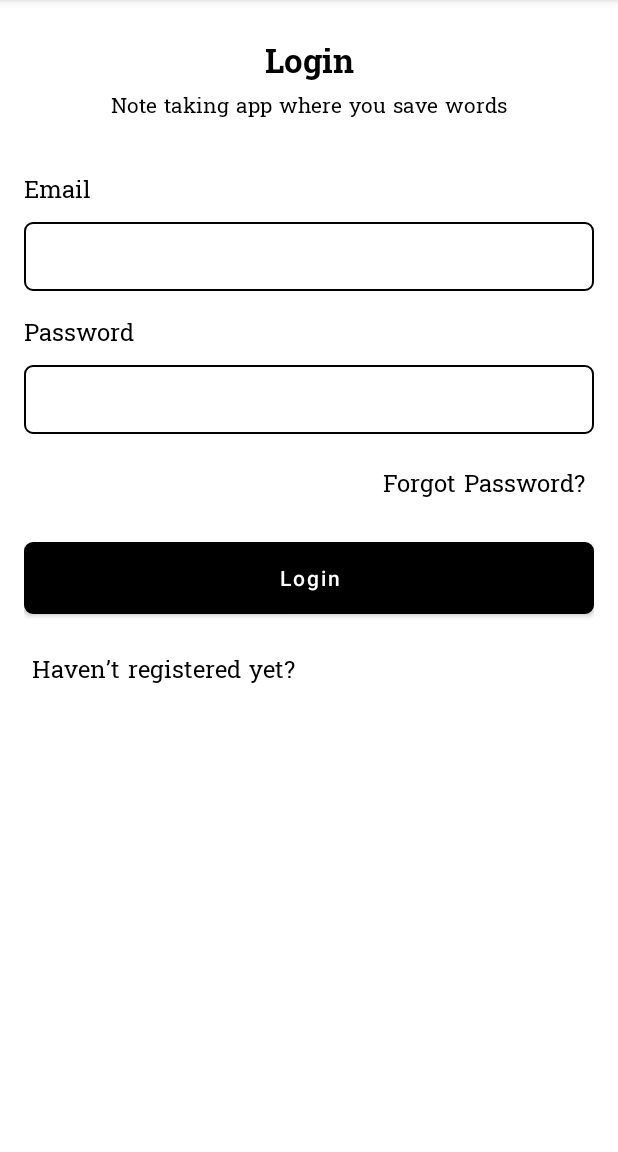
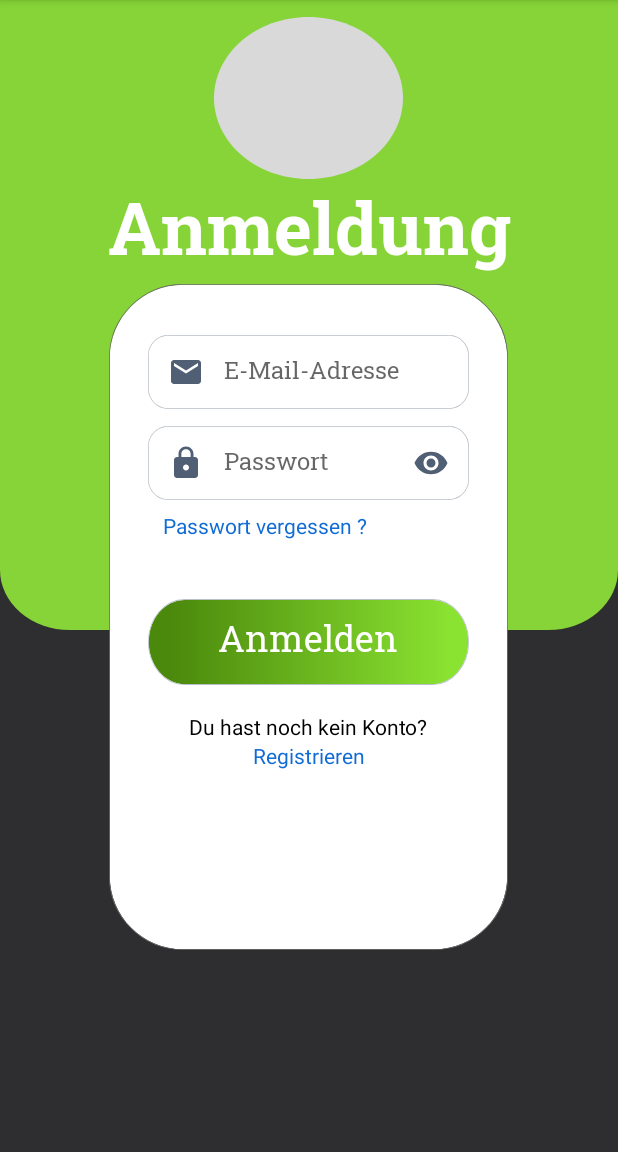
Before and after one commit to NicoB-Code/LearnAhead, an Android app: the screen it shows after launch (MainActivity), on a phone screen of 412 x 824 dp, the part 84-1236 px from its top. Run offline under Robolectric (Android 15) with nearby library versions, the phone set to English and light mode, and no system bars; our stand-ins replace Dagger/Hilt's generated code, Firebase (no records; nobody signed in at launch, a user with empty details on screens opened directly).

Commit message:
Anmeldung mit Logik Funktion

```diff
--- a/app/src/main/java/com/example/learnahead_prototyp/UI/Auth/LoginFragment.kt
+++ b/app/src/main/java/com/example/learnahead_prototyp/UI/Auth/LoginFragment.kt
@@ -1,7 +1,10 @@
 package com.example.learnahead_prototyp.UI.Auth
 
 import android.os.Bundle
+import android.text.method.HideReturnsTransformationMethod
+import android.text.method.PasswordTransformationMethod
 import android.view.LayoutInflater
+import android.view.MotionEvent
 import android.view.View
 import android.view.ViewGroup
 import androidx.fragment.app.Fragment
@@ -42,6 +45,37 @@ class LoginFragment : Fragment() {
         savedInstanceState: Bundle?
     ): View? {
         binding = FragmentLoginBinding.inflate(layoutInflater)
+
+        // Bezugnahme auf die Ansichten
+        val passwordEditText = binding.editTextPassword
+
+        // Klicklistener auf dem Passwort-Icon setzen
+        passwordEditText.setCompoundDrawablesRelativeWithIntrinsicBounds(
+            R.drawable.password_icon, 0, R.drawable.show_password_icon, 0
+        )
+        passwordEditText.setOnTouchListener { _, event ->
+            if (event.action == MotionEvent.ACTION_UP) {
+                // Das drawable-Objekt abrufen, das das Passwort-Icon auf der rechten Seite des EditText repräsentiert
+                val drawable = passwordEditText.compoundDrawablesRelative[2]
+
+                // Überprüfen, ob das Touch-Event innerhalb der Grenzen des Passwort-Icons aufgetreten ist
+                if (event.rawX >= passwordEditText.right - drawable.bounds.width()) {
+                    // Passwort-Sichtbarkeit umschalten
+                    if (passwordEditText.transformationMethod == PasswordTransformationMethod.getInstance()) {
+                        // Passwort anzeigen
+                        passwordEditText.transformationMethod = HideReturnsTransformationMethod.getInstance()
+                    } else {
+                        // Passwort verstecken
+                        passwordEditText.transformationMethod = PasswordTransformationMethod.getInstance()
+                    }
+                    true // Das Touch-Event verbrauchen
+                } else {
+                    false // Das Touch-Event nicht verbrauchen
+                }
+            } else {
+                false // Andere Touch-Events nicht verbrauchen
+            }
+        }
         return binding.root
     }
 
@@ -57,25 +91,25 @@ class LoginFragment : Fragment() {
         observer()
 
         // Setzt den Click-Listener für die Login-Button
-        binding.loginBtn.setOnClickListener {
+        binding.buttonLogin.setOnClickListener {
             // Überprüft, ob die Eingaben des Benutzers gültig sind
             if (validation()) {
                 // Ruft die "login"-Funktion des ViewModels auf, um den Benutzer anzumelden
                 viewModel.login(
-                    email = binding.emailEt.text.toString(),
-                    password = binding.passEt.text.toString()
+                    email = binding.editTextEmail.text.toString(),
+                    password = binding.editTextPassword.text.toString()
                 )
             }
         }
 
         // Setzt den Click-Listener für die Passwort vergessen-Label
-        binding.forgotPassLabel.setOnClickListener {
+        binding.textForgotPassword.setOnClickListener {
             // Navigiert zum ForgotPasswordFragment
             findNavController().navigate(R.id.action_loginFragment_to_forgotPasswordFragment)
         }
 
         // Setzt den Click-Listener für die Registrieren-Label
-        binding.registerLabel.setOnClickListener {
+        binding.textRegistrieren.setOnClickListener {
             // Navigiert zum RegisterFragment
             findNavController().navigate(R.id.action_loginFragment_to_registerFragment)
         }
@@ -91,13 +125,13 @@ class LoginFragment : Fragment() {
             when (state) {
                 is UiState.Loading -> {
                     // Zeigt den Fortschrittsbalken an und deaktiviert den Login-Button
-                    binding.loginBtn.setText("")
+                    binding.buttonLogin.setText("")
                     binding.loginProgress.show()
                 }
 
                 is UiState.Failure -> {
                     // Aktiviert den Login-Button, versteckt den Fortschrittsbalken und zeigt eine Toast-Nachricht mit der Fehlermeldung an
-                    binding.loginBtn.setText("Login")
+                    binding.buttonLogin.setText("Login")
                     binding.loginProgress.hide()
                     toast(state.error)
                 }
@@ -105,7 +139,7 @@ class LoginFragment : Fragment() {
                 is UiState.Success -> {
                     // Aktiviert den Login-Button, versteckt den Fortschrittsbalken und zeigt eine Toast-Nachricht mit der Erfolgsmeldung an
                     // Navigiert zum "GoalListingFragment"
-                    binding.loginBtn.setText("Login")
+                    binding.buttonLogin.setText("Login")
                     binding.loginProgress.hide()
                     toast(state.data)
                     findNavController().navigate(R.id.action_loginFragment_to_goalListingFragment)
@@ -122,23 +156,23 @@ class LoginFragment : Fragment() {
     fun validation(): Boolean {
         var isValid = true
 
-        if (binding.emailEt.text.isNullOrEmpty()) {
+        if (binding.editTextEmail.text.isNullOrEmpty()) {
             // Wenn das E-Mail-Feld leer ist, ist die Eingabe ungültig und eine Toast-Nachricht wird angezeigt
             isValid = false
             toast(getString(R.string.enter_email))
         } else {
-            if (!binding.emailEt.text.toString().isValidEmail()) {
+            if (!binding.editTextEmail.text.toString().isValidEmail()) {
                 // Wenn die E-Mail-Adresse ungültig ist, ist die Eingabe ungültig und eine Toast-Nachricht wird angezeigt
                 isValid = false
                 toast(getString(R.string.invalid_email))
             }
         }
-        if (binding.passEt.text.isNullOrEmpty()) {
+        if (binding.editTextPassword.text.isNullOrEmpty()) {
             // Wenn das Passwort-Feld leer ist, ist die Eingabe ungültig und eine Toast-Nachricht wird angezeigt
             isValid = false
             toast(getString(R.string.enter_password))
         } else {
-            if (binding.passEt.text.toString().length < 8) {
+            if (binding.editTextPassword.text.toString().length < 8) {
                 // Wenn das Passwort weniger als 8 Zeichen enthält, ist die Eingabe ungültig und eine Toast-Nachricht wird angezeigt
                 isValid = false
                 toast(getString(R.string.invalid_password))
--- a/app/src/main/java/com/example/learnahead_prototyp/UI/Auth/RegisterFragment.kt
+++ b/app/src/main/java/com/example/learnahead_prototyp/UI/Auth/RegisterFragment.kt
@@ -107,6 +107,12 @@ class RegisterFragment : Fragment() {
                 )
             }
         }
+
+        // Setzt den Click-Listener für die Registrieren-Label
+        binding.textLogin.setOnClickListener {
+            // Navigiert zum RegisterFragment
+            findNavController().navigate(R.id.action_registerFragment_to_loginFragment)
+        }
     }
 
     /**
--- a/app/src/main/res/layout/fragment_login.xml
+++ b/app/src/main/res/layout/fragment_login.xml
@@ -1,145 +1,157 @@
-<?xml version="1.0" encoding="utf-8"?>
-<androidx.constraintlayout.widget.ConstraintLayout xmlns:android="http://schemas.android.com/apk/res/android"
+<!-- Android Large - Login -->
+<RelativeLayout xmlns:android="http://schemas.android.com/apk/res/android"
     xmlns:app="http://schemas.android.com/apk/res-auto"
-    xmlns:tools="http://schemas.android.com/tools"
+    android:id="@+id/android_lar"
     android:layout_width="match_parent"
     android:layout_height="match_parent"
-    tools:context=".UI.Auth.LoginFragment">
+    android:layout_gravity="center_horizontal"
+    android:background="@drawable/android_lar"
+    android:clipToOutline="true">
 
+    <!-- Black Background -->
+    <View
+        android:id="@+id/register_black_background"
+        android:layout_width="match_parent"
+        android:layout_height="match_parent"
+        android:layout_below="@id/register_green_background"
+        android:layout_alignTop="@id/register_green_background"
+        android:background="@drawable/rectangle_black_background" />
+
+    <!-- Green Background -->
+    <View
+        android:id="@+id/register_green_background"
+        android:layout_width="match_parent"
+        android:layout_height="420dp"
+        android:layout_alignParentTop="true"
+        android:background="@drawable/rectangle_green_background" />
+
+    <!-- Placeholder Logo -->
+    <View
+        android:id="@+id/placeholder_logo"
+        android:layout_width="126dp"
+        android:layout_height="108dp"
+        android:layout_centerHorizontal="true"
+        android:layout_alignParentTop="true"
+        android:layout_marginTop="5pt"
+        android:background="@drawable/logo_prototype"
+        />
+
+    <!-- Label Register Header -->
     <TextView
-        android:id="@+id/name"
+        android:id="@+id/register_label_header"
+        android:layout_width="match_parent"
+        android:layout_height="70dp"
+        android:layout_centerHorizontal="true"
+        android:layout_below="@id/placeholder_logo"
+        android:text="@string/login_subject"
+        android:textAppearance="@style/register_label_header"
+        android:gravity="center_horizontal|center_vertical"
+        />
+
+    <!-- Registrierungs Box -->
+    <View
+        android:id="@+id/rectangle_register_box"
+        android:layout_width="266dp"
+        android:layout_height="444dp"
+        android:background="@drawable/rectangle_register_box"
+        android:elevation="2dp"
+        android:layout_below="@id/register_label_header"
+        android:layout_centerHorizontal="true"
+        />
+
+    <!-- E-Mail -->
+    <EditText
+        android:id="@+id/editText_email"
         android:layout_width="wrap_content"
         android:layout_height="wrap_content"
-        android:layout_marginTop="25dp"
-        android:fontFamily="@font/hanuman_bold"
-        android:text="Login"
-        android:textColor="@color/black"
-        android:textSize="22dp"
-        app:layout_constraintEnd_toEndOf="parent"
-        app:layout_constraintStart_toStartOf="parent"
-        app:layout_constraintTop_toTopOf="parent" />
+        android:layout_alignTop="@id/rectangle_register_box"
+        android:layout_centerHorizontal="true"
+        android:layout_marginTop="34dp"
+        android:background="@drawable/rectangle_register_or_login_content"
+        android:drawableLeft="@drawable/email_icon"
+        android:drawablePadding="13dp"
+        android:paddingLeft="13dp"
+        android:elevation="6dp"
+        android:hint="@string/e_mail_address"
+        android:textAppearance="@style/register_content_text"
+        android:textSize="16sp"
+        android:textColor="@null"
+        />
 
-    <TextView
-        android:id="@+id/headline"
+    <!-- Password -->
+    <EditText
+        android:id="@+id/editText_password"
         android:layout_width="wrap_content"
         android:layout_height="wrap_content"
-        android:fontFamily="@font/hanuman_regular"
-        android:text="Note taking app where you save words"
-        android:textColor="@color/black"
-        android:textSize="14dp"
-        app:layout_constraintEnd_toEndOf="parent"
-        app:layout_constraintStart_toStartOf="parent"
-        app:layout_constraintTop_toBottomOf="@+id/name" />
+        android:layout_below="@id/editText_email"
+        android:layout_centerHorizontal="true"
+        android:layout_marginTop="11dp"
+        android:background="@drawable/rectangle_register_or_login_content"
+        android:drawableLeft="@drawable/password_icon"
+        android:drawableRight="@drawable/show_password_icon"
+        android:drawablePadding="13dp"
+        android:inputType="textPassword"
+        android:elevation="6dp"
+        android:paddingLeft="13dp"
+        android:paddingRight="13dp"
+        android:hint="@string/password"
+        android:textAppearance="@style/register_content_text"
+        android:textColor="@null"
+        android:textSize="16sp" />
 
+    <!-- Login -->
     <TextView
-        android:id="@+id/email_label"
+        android:id="@+id/text_forgot_password"
         android:layout_width="wrap_content"
         android:layout_height="wrap_content"
-        android:layout_marginStart="16dp"
-        android:layout_marginTop="32dp"
-        android:fontFamily="@font/hanuman_regular"
-        android:text="Email"
-        android:textColor="@color/black"
-        android:textSize="16dp"
-        app:layout_constraintStart_toStartOf="parent"
-        app:layout_constraintTop_toBottomOf="@+id/headline" />
+        android:layout_below="@id/editText_password"
+        android:layout_marginTop="7dp"
+        android:layout_alignLeft="@id/editText_password"
+        android:layout_marginLeft="10dp"
+        android:layout_centerHorizontal="true"
+        android:elevation="8dp"
+        android:text="@string/forgot_password"
+        android:textAppearance="@style/register_login_instead"
+        />
 
-    <EditText
-        android:id="@+id/email_et"
-        android:layout_width="0dp"
-        android:layout_height="wrap_content"
-        android:layout_marginStart="16dp"
-        android:layout_marginLeft="16dp"
-        android:layout_marginTop="8dp"
-        android:layout_marginEnd="16dp"
-        android:layout_marginRight="16dp"
-        android:background="@drawable/black_white_rect_bg"
-        android:ems="10"
-        android:fontFamily="@font/hanuman_regular"
-        android:inputType="textPersonName"
-        android:textColor="@color/black"
-        android:textSize="14dp"
-        app:layout_constraintEnd_toEndOf="parent"
-        app:layout_constraintHorizontal_bias="0.0"
-        app:layout_constraintStart_toStartOf="parent"
-        app:layout_constraintTop_toBottomOf="@+id/email_label" />
-
-    <TextView
-        android:id="@+id/pass_label"
+    <!-- Anmelden -->
+    <com.google.android.material.button.MaterialButton
+        android:id="@+id/button_login"
         android:layout_width="wrap_content"
         android:layout_height="wrap_content"
-        android:layout_marginTop="16dp"
-        android:fontFamily="@font/hanuman_regular"
-        android:text="Password"
-        android:textColor="@color/black"
-        android:textSize="16dp"
-        app:layout_constraintEnd_toEndOf="@+id/email_et"
-        app:layout_constraintHorizontal_bias="0.0"
-        app:layout_constraintStart_toStartOf="@+id/email_et"
-        app:layout_constraintTop_toBottomOf="@+id/email_et" />
+        android:layout_centerHorizontal="true"
+        android:layout_marginTop="39dp"
+        android:layout_below="@id/text_forgot_password"
+        android:background="@drawable/rectangle_login_register"
+        android:elevation="8dp"
+        android:text="@string/login_verb"
+        android:textAppearance="@style/register_login_button_text"
+        app:backgroundTint="@null" />
 
-    <EditText
-        android:id="@+id/pass_et"
-        android:layout_width="0dp"
-        android:layout_height="wrap_content"
-        android:layout_marginTop="8dp"
-        android:background="@drawable/black_white_rect_bg"
-        android:fontFamily="@font/hanuman_regular"
-        android:inputType="textPassword"
-        android:textColor="@color/black"
-        android:textSize="14dp"
-        app:layout_constraintEnd_toEndOf="@+id/email_et"
-        app:layout_constraintHorizontal_bias="0.0"
-        app:layout_constraintStart_toStartOf="@+id/email_et"
-        app:layout_constraintTop_toBottomOf="@+id/pass_label" />
-
+    <!-- Du hast schon ein Konto -->
     <TextView
-        android:id="@+id/forgot_pass_label"
+        android:id="@+id/text_not_have_an_account"
         android:layout_width="wrap_content"
         android:layout_height="wrap_content"
-        android:layout_marginTop="16dp"
-        android:fontFamily="@font/hanuman_regular"
-        android:padding="5dp"
-        android:text="Forgot Password?"
-        android:textColor="@color/black"
-        android:textSize="16dp"
-        app:layout_constraintEnd_toEndOf="@+id/email_et"
-        app:layout_constraintTop_toBottomOf="@+id/pass_et" />
+        android:layout_below="@id/button_login"
+        android:layout_marginTop="18dp"
+        android:layout_centerHorizontal="true"
+        android:elevation="8dp"
+        android:text="@string/not_have_an_account"
+        android:textAppearance="@style/register_got_already_an_account"
+        />
 
+    <!-- Registrieren -->
     <TextView
-        android:id="@+id/register_label"
+        android:id="@+id/text_registrieren"
         android:layout_width="wrap_content"
         android:layout_height="wrap_content"
-        android:layout_marginTop="16dp"
-        android:fontFamily="@font/hanuman_regular"
-        android:padding="5dp"
-        android:text="Haven’t registered yet?"
-        android:textColor="@color/black"
-        android:textSize="16dp"
-        app:layout_constraintEnd_toEndOf="@+id/email_et"
-        app:layout_constraintHorizontal_bias="0.0"
-        app:layout_constraintStart_toStartOf="@+id/email_et"
-        app:layout_constraintTop_toBottomOf="@+id/button_layout" />
-
-    <RelativeLayout
-        android:id="@+id/button_layout"
-        android:layout_width="0dp"
-        android:layout_height="wrap_content"
-        android:layout_marginTop="20dp"
-        app:layout_constraintEnd_toEndOf="@+id/email_et"
-        app:layout_constraintHorizontal_bias="0.0"
-        app:layout_constraintStart_toStartOf="@+id/email_et"
-        app:layout_constraintTop_toBottomOf="@+id/forgot_pass_label">
-
-        <com.google.android.material.button.MaterialButton
-            android:id="@+id/login_btn"
-            android:layout_width="match_parent"
-            android:layout_height="wrap_content"
-            android:background="@drawable/black_rect_bg"
-            android:text="Login"
-            android:textAllCaps="false"
-            android:textColor="@color/white"
-            app:backgroundTint="@color/black" />
+        android:layout_below="@id/text_not_have_an_account"
+        android:layout_centerHorizontal="true"
+        android:elevation="8dp"
+        android:text="@string/register_verb"
+        android:textAppearance="@style/register_login_instead"
+        />
 
     <ProgressBar
         android:id="@+id/login_progress"
@@ -151,8 +163,4 @@
         android:elevation="10dp"
         android:indeterminateTint="@color/white"
         android:visibility="invisible" />
-
 </RelativeLayout>
-
-
-</androidx.constraintlayout.widget.ConstraintLayout>
--- a/app/src/main/res/navigation/app_navigation.xml
+++ b/app/src/main/res/navigation/app_navigation.xml
@@ -29,6 +29,9 @@
         <action
             android:id="@+id/action_registerFragment_to_goalListingFragment"
             app:destination="@id/goalListingFragment" />
+        <action
+            android:id="@+id/action_registerFragment_to_loginFragment"
+            app:destination="@id/loginFragment" />
     </fragment>
     <fragment
         android:id="@+id/loginFragment"
--- a/app/src/main/res/values/strings.xml
+++ b/app/src/main/res/values/strings.xml
@@ -3,7 +3,6 @@
     <string name="kein_konto">
     Du hast noch kein Konto?
     </string>
-
 
 
     <string name="anmelden">
@@ -48,29 +47,19 @@
     <string name="invalid_password">Your password must be at least 8 characters</string>
 
 
-
-
-
-
-
-
-
-
-
-
-
-
-
-
-
-    <!-- Register Fragment Strings begin here -->
+    <!-- Produktiv Strings -->
     <string name="register_subject"> Registrierung </string>
     <string name="username"> Benutzername </string>
     <string name="e_mail_address"> E-Mail-Adresse </string>
     <string name="password"> Passwort </string>
     <string name="register_verb"> Registrieren </string>
     <string name="got_already_an_account"> Du hast schon ein Konto? </string>
+    <string name="not_have_an_account"> Du hast noch kein Konto? </string>
     <string name="login"> Login </string>
+    <string name="login_subject"> Anmeldung </string>
+    <string name="login_verb"> Anmelden </string>
+    <string name="forgot_password"> Passwort vergessen ? </string>
+
 
 
 </resources>
```
Lines whose indentation alone changed are shown as unchanged.
